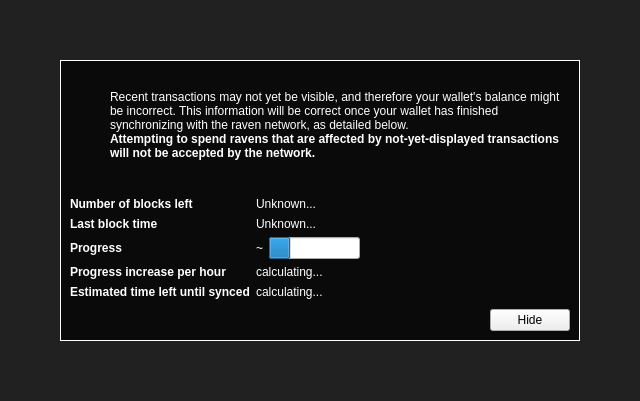
Above: src/qt/forms/modaloverlay.ui from NiftyRaven/x-coin before the change. Below: the same form after it.
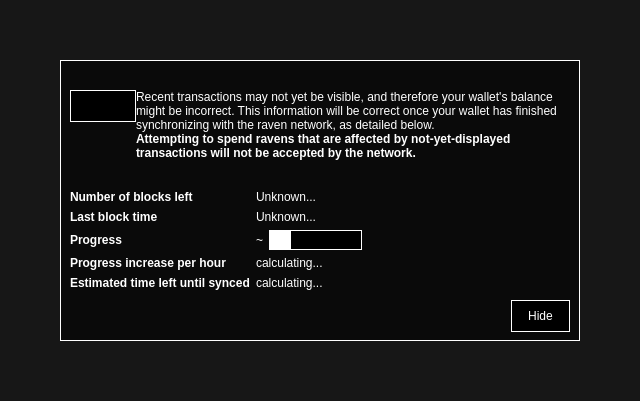
That is the form after the change. Icons and pictures are not drawn. Custom widgets are drawn as their Qt base class.

```diff
--- a/src/qt/forms/modaloverlay.ui
+++ b/src/qt/forms/modaloverlay.ui
@@ -32,7 +32,7 @@
    <item>
     <widget class="QWidget" name="bgWidget" native="true">
      <property name="styleSheet">
-      <string notr="true">#bgWidget { background: rgba(0,0,0,220); }</string>
+      <string notr="true">#bgWidget { background: rgba(0,0,0,230); }</string>
      </property>
      <layout class="QVBoxLayout" name="verticalLayoutMain" stretch="1">
       <property name="leftMargin">
@@ -50,9 +50,11 @@
       <item>
        <widget class="QWidget" name="contentWidget" native="true">
         <property name="styleSheet">
-         <string notr="true">#contentWidget { background: #0a0a0a; border: 1px solid #ffffff; }
-
-QLabel { color: #ffffff;  }</string>
+         <string notr="true">#contentWidget { background: #0a0a0a; border: 1px solid #ffffff; color: #ffffff; }
+QLabel { color: #ffffff; background: transparent; }
+QProgressBar { background: #000000; color: #ffffff; border: 1px solid #ffffff; text-align: center; }
+QProgressBar::chunk { background: #ffffff; }
+QPushButton { background: #000000; color: #ffffff; border: 1px solid #ffffff; padding: 8px 16px; }</string>
         </property>
         <layout class="QVBoxLayout" name="verticalLayoutSub" stretch="1,0,0,0">
          <property name="spacing">
```
